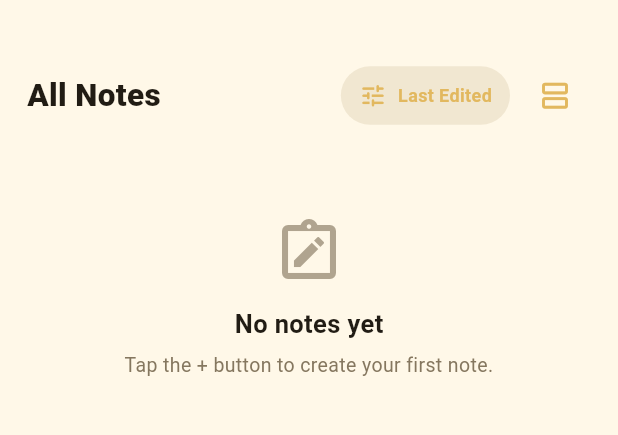
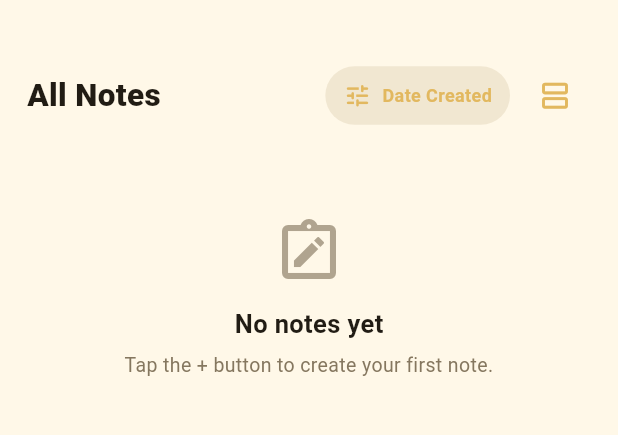
Before and after one commit to quratulainnadeem40/MindShelf_note, a Flutter app: the screen it shows after launch, on a phone screen of 412 x 824 dp, the part 134-569 px from its top. Run offline on Flutter 3.47's test engine with Material 3 defaults, Android fonts, the phone set to English and light mode, and no system bars; our stand-ins replace image_picker, shared_preferences; missing offline and left inert: flutter_quill.

Commit message:
feat: change default sorting order to Date Created for improved note organization

```diff
--- a/lib/screens/home_screen.dart
+++ b/lib/screens/home_screen.dart
@@ -29,7 +29,10 @@ class _HomeScreenState extends State<HomeScreen> {
   bool _isSearching = false;
 
   String _searchQuery = '';
-  String _sortOrder = 'Last Edited';
+
+  // CHANGED: Default sorting is Date Created.
+  String _sortOrder = 'Date Created';
+
   String _layout = 'List';
 
   static const Color _gold = Color(0xFFE2B85F);
@@ -88,8 +91,9 @@ class _HomeScreenState extends State<HomeScreen> {
       setState(() {
         _notes = notes;
 
+        // CHANGED: Default sorting is Date Created.
         _sortOrder =
-            prefs.getString('notes_sort_order') ?? 'Last Edited';
+            prefs.getString('notes_sort_order') ?? 'Date Created';
 
         _layout =
             prefs.getString('notes_layout') ?? 'List';
@@ -124,8 +128,9 @@ class _HomeScreenState extends State<HomeScreen> {
 
     switch (_sortOrder) {
       case 'Date Created':
+        // First created note appears first.
         notes.sort(
-          (a, b) => b.createdAt.compareTo(a.createdAt),
+          (a, b) => a.createdAt.compareTo(b.createdAt),
         );
         break;
 
@@ -138,9 +143,14 @@ class _HomeScreenState extends State<HomeScreen> {
         break;
 
       case 'Last Edited':
+        notes.sort(
+          (a, b) => b.updatedAt.compareTo(a.updatedAt),
+        );
+        break;
+
       default:
         notes.sort(
-          (a, b) => b.updatedAt.compareTo(a.updatedAt),
+          (a, b) => a.createdAt.compareTo(b.createdAt),
         );
         break;
     }
@@ -610,7 +620,6 @@ class _HomeScreenState extends State<HomeScreen> {
         ),
         const SizedBox(height: 16),
 
-        // Pinned notes use the same selected Grid/List layout as all notes.
         _buildNotesLayout(pinned),
 
         const SizedBox(height: 28),
@@ -861,7 +870,6 @@ class _HomeScreenState extends State<HomeScreen> {
         const SizedBox(width: 6),
 
         IconButton(
-          // Icon shows the CURRENT layout; tooltip describes the action.
           tooltip: _layout == 'Grid'
               ? 'Switch to List View'
               : 'Switch to Grid View',
@@ -1019,6 +1027,7 @@ class _HomeScreenState extends State<HomeScreen> {
   }
 
   // NAV ITEM
+
   Widget _homeNavItem({
     required IconData icon,
     required String label,
```
